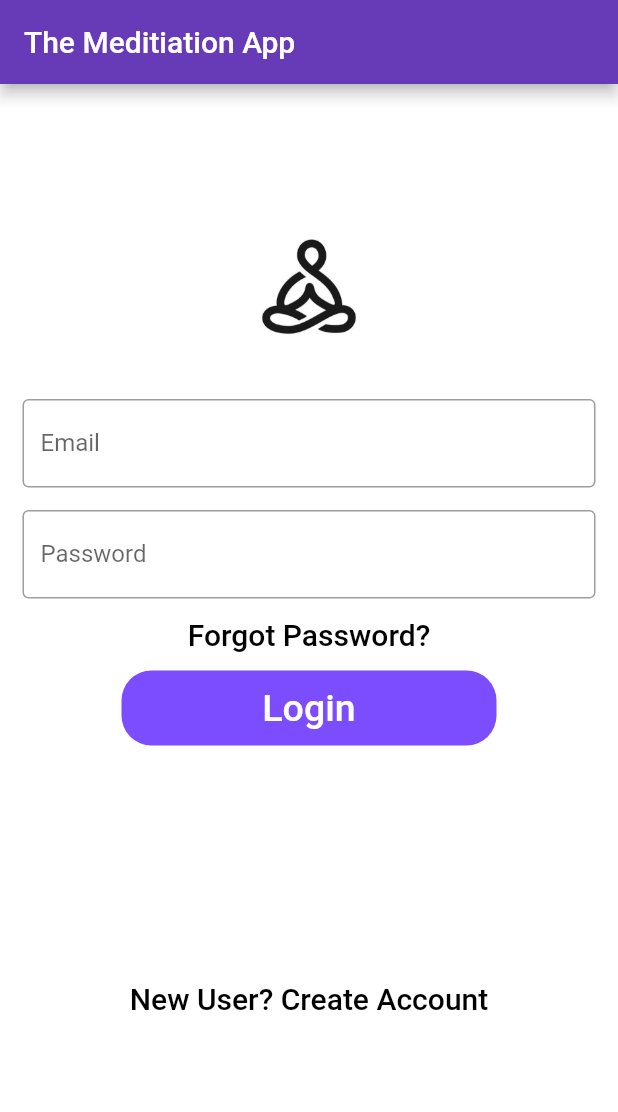
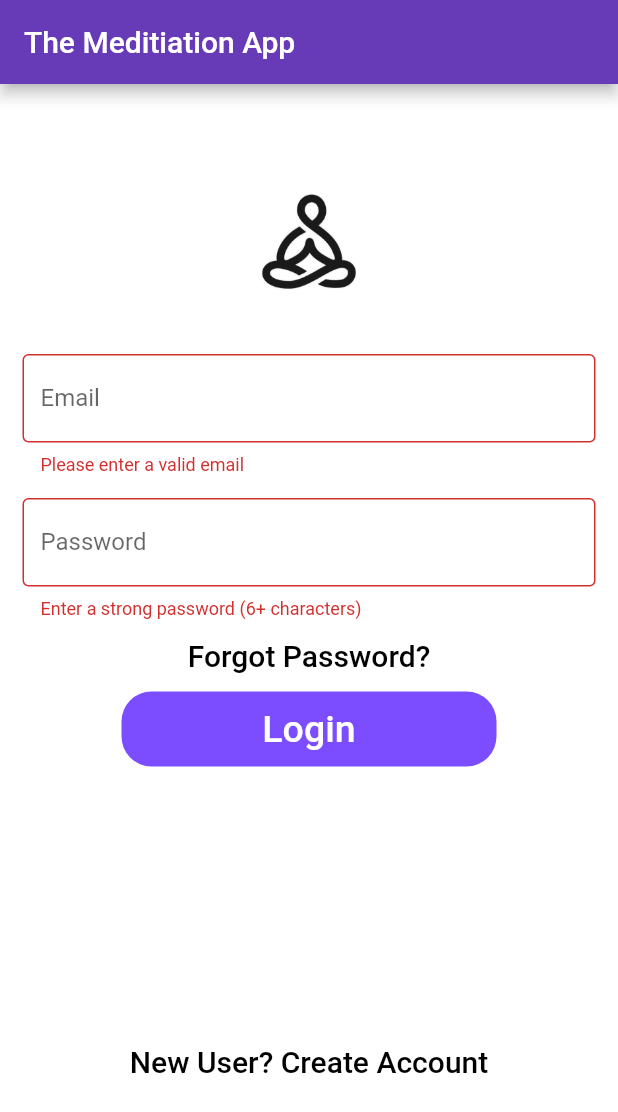
Before and after one commit to hamid-hai/Meditation-Application, a Flutter app: the screen it shows after launch, after a tap on "Login", on a phone screen of 412 x 824 dp. Shown: the top 1112 px of the screen. Run offline on Flutter 3.47's test engine with Material 2 defaults, Android fonts, the phone set to English and light mode, and no system bars; our stand-ins replace firebase_auth, firebase_core; missing offline and left inert: dart:ffi; accounts and stored records are empty.

Commit message:
Sign in feature copied across, now links and reads firebase for user logins.
TODO Check if Firebase is auto encrypted

```diff
--- a/lib/screens/authenticate/sign_in.dart
+++ b/lib/screens/authenticate/sign_in.dart
@@ -17,10 +17,12 @@ class LoginScreen extends StatefulWidget {
 class _LoginScreenState extends State<LoginScreen> {
 
   final AuthService _auth = AuthService();
+  final _formkey = GlobalKey<FormState>();
 
   // text field state
   String email = '';
   String password = '';
+  String regError = '';
 
 
   @override
@@ -32,11 +34,13 @@ class _LoginScreenState extends State<LoginScreen> {
         backgroundColor: Colors.deepPurple,
       ),
 
-      body: SingleChildScrollView(
-        child: Column(
+      body: Container(
+        child: Form(
+          key: _formkey,
+          child: Column(
           children: <Widget>[
             Padding(
-              padding: const EdgeInsets.only(top: 60.0),
+              padding: const EdgeInsets.only(top: 30.0),
               child: Center(
                 child: Container(
                     width: 200,
@@ -52,6 +56,7 @@ class _LoginScreenState extends State<LoginScreen> {
               //padding: const EdgeInsets.only(left:15.0,right: 15.0,top:0,bottom: 0),
               padding: EdgeInsets.symmetric(horizontal: 15),
               child: TextFormField(
+                validator: (val) => val!.isEmpty ? 'Please enter a valid email' : null,
                 onChanged: (val) {
                   setState(() {
                     email = val;
@@ -69,6 +74,7 @@ class _LoginScreenState extends State<LoginScreen> {
                   left: 15.0, right: 15.0, top: 15, bottom: 0),
               //padding: EdgeInsets.symmetric(horizontal: 15),
               child: TextFormField(
+                validator: (val) => val!.length < 6 ? 'Enter a strong password (6+ characters)' : null,
                 onChanged: (val) {
                   setState(() {
                     password = val;
@@ -99,14 +105,28 @@ class _LoginScreenState extends State<LoginScreen> {
                   color: Colors.deepPurpleAccent, borderRadius: BorderRadius.circular(20)),
               child: TextButton(
                 onPressed: () async {
-                print(email);
-                print(password);
+                  if(_formkey.currentState!.validate()){
+                    dynamic result = await _auth.signInEmailPassword(email, password);
+                    // dynamic result = await _auth.regEmailPassword(email, password);
+                    if(result == null) {
+                      setState(() {
+                        regError = 'Please supply valid credentials';
+                      });
+                    }
+                    print('valid');
+                  }
                 },
                 child: Text(
                   'Login',
                   style: TextStyle(color: Colors.white, fontSize: 25),
                 ),
               ),
+            ),
+
+            SizedBox(height: 12.0),
+            Text(
+              regError,
+              style: TextStyle(color: Colors.red, fontSize: 14.0),
             ),
 
             Padding(
@@ -130,10 +150,10 @@ class _LoginScreenState extends State<LoginScreen> {
               style: TextStyle(fontSize: 20, color: Colors.black, fontStyle: FontStyle.normal),
               ),
             ),
-
           ],
         ),
       ),
+    ),
     );
   }
 }
--- a/lib/services/auth.dart
+++ b/lib/services/auth.dart
@@ -21,10 +21,11 @@ class AuthService {
         .map((User? user) => _userfromFirebase(user!));
   }
 
-  // sign in anao
-  Future signInAnon() async {
+  // sign in with email & password
+
+  Future signInEmailPassword(String email, String password) async {
     try {
-      UserCredential result = await _auth.signInAnonymously();
+      UserCredential result = await _auth.signInWithEmailAndPassword(email: email, password: password);
       User? user = result.user;
       return _userfromFirebase(user!);
     } catch(e) {
@@ -32,8 +33,6 @@ class AuthService {
       return null;
     }
   }
-
-  // sign in with email & password
 
 
   // register with email and password
```
Also changed, not shown: lib/screens/authenticate/register.dart (+14 -4 lines).
